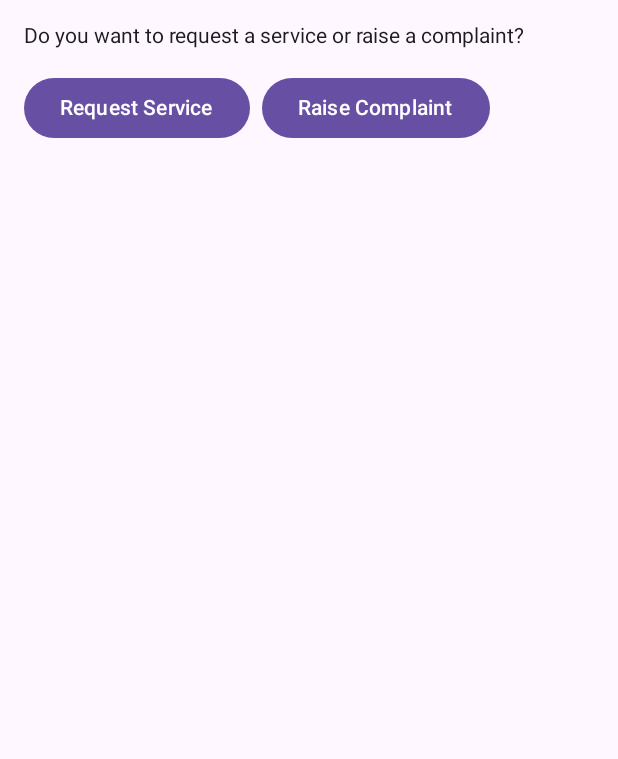
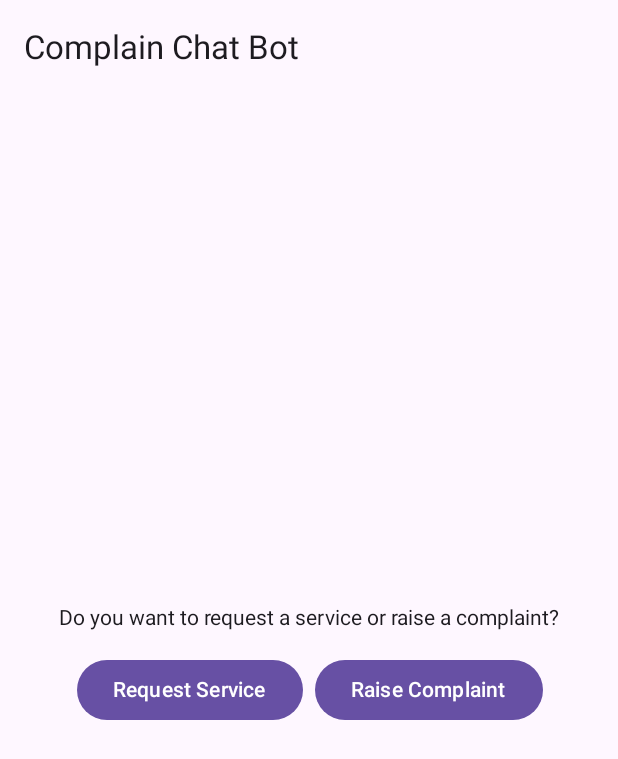
Before and after one commit to Shivan5h/HackCbs, an Android app built with Jetpack Compose: the ChatbotScreen screen opened through its navigation route, on a phone screen of 412 x 824 dp. Shown: the top 759 px of the screen. Run offline under Robolectric (Android 15) with nearby library versions, the light colour scheme and no system bars; our stand-ins replace Firebase (no records; nobody signed in at launch, a user with empty details on screens opened directly), livedata-compose.

Commit message:
Updated Ui
Updated the ui of the chat bot to look bit better

```diff
--- a/SmarCityV1/app/src/main/java/com/example/smarcityv1/ComplainRegistration/ChatbotScreen.kt
+++ b/SmarCityV1/app/src/main/java/com/example/smarcityv1/ComplainRegistration/ChatbotScreen.kt
@@ -2,16 +2,22 @@ package com.example.smarcityv1.ComplainRegistration
 
 import androidx.compose.foundation.layout.*
 import androidx.compose.material.*
-import androidx.compose.material3.Button
-import androidx.compose.material3.Text
-import androidx.compose.material3.TextField
 import androidx.compose.runtime.*
 import androidx.compose.ui.Modifier
 import androidx.compose.ui.unit.dp
-import androidx.lifecycle.viewmodel.compose.viewModel
+import androidx.compose.material3.Button
+import androidx.compose.material3.ExperimentalMaterial3Api
 
+import androidx.compose.material3.Scaffold
+import androidx.compose.material3.Text
+import androidx.compose.material3.TextField
+import androidx.compose.material3.TopAppBar
+import androidx.compose.ui.Alignment
+
+
+@OptIn(ExperimentalMaterial3Api::class)
 @Composable
-fun ChatbotScreen(viewModel: MainViewModel = viewModel()) {
+fun ChatbotScreen(viewModel: MainViewModel) {
     var userInput by remember { mutableStateOf("") }
     var response by remember { mutableStateOf("") }
     var isServiceRequest by remember { mutableStateOf(true) }
@@ -19,7 +25,24 @@ fun ChatbotScreen(viewModel: MainViewModel = viewModel()) {
     var selectedType by remember { mutableStateOf("") }
     var writtenDetails by remember { mutableStateOf("") }
 
-    Column(modifier = Modifier.padding(16.dp)) {
+    Scaffold(
+        topBar = {
+            TopAppBar(
+                title = { Text("Complain Chat Bot") }
+            )
+        },
+        content = { paddingValues ->
+            Box(
+                modifier = Modifier
+                    .padding(paddingValues)
+                    .fillMaxSize(),
+                contentAlignment = Alignment.Center
+            ) {
+                Column(
+                    horizontalAlignment = Alignment.CenterHorizontally,
+                    verticalArrangement = Arrangement.Center,
+                    modifier = Modifier.padding(16.dp)
+                ) {
                     if (response.isEmpty()) {
                         Text("Do you want to request a service or raise a complaint?")
                         Spacer(modifier = Modifier.height(16.dp))
@@ -164,3 +187,6 @@ fun ChatbotScreen(viewModel: MainViewModel = viewModel()) {
                     }
                 }
             }
+        }
+    )
+}
--- a/SmarCityV1/app/src/main/java/com/example/smarcityv1/MainActivity.kt
+++ b/SmarCityV1/app/src/main/java/com/example/smarcityv1/MainActivity.kt
@@ -26,6 +26,7 @@ import androidx.activity.result.contract.ActivityResultContracts
 import androidx.core.app.ActivityCompat
 import androidx.core.content.ContextCompat
 import com.example.smarcityv1.ComplainRegistration.ChatbotScreen
+import com.example.smarcityv1.ComplainRegistration.MainViewModel
 import com.example.smarcityv1.DocumetSummerizer.SimplifyScreen
 import com.example.smarcityv1.GovData.InflationScreen
 import com.example.smarcityv1.GovData.InflationViewModel
@@ -78,6 +79,7 @@ fun SmartCityApp(viewModel: SmartCityViewModel = viewModel()) {
     val loginViewModel: LoginViewModel = viewModel()
     val singupViewModel: SignUpViewModel = viewModel()
     val inflationViewModel : InflationViewModel = viewModel()
+    val ChatbotViewModel : MainViewModel = viewModel()
 
 
     Scaffold(
@@ -130,7 +132,7 @@ fun SmartCityApp(viewModel: SmartCityViewModel = viewModel()) {
             }
             composable("ComplainChatbot") {
                 showBars = false
-                ChatbotScreen()
+                ChatbotScreen(ChatbotViewModel)
 
             }
 
```
Lines whose indentation alone changed are shown as unchanged.
